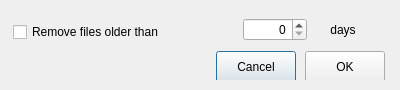
Qt form src/MEGASync/gui/linux/LocalCleanScheduler.ui (meganz/MEGAsync) before a commit.
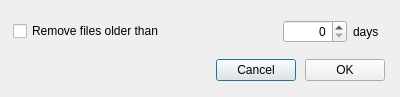
The same form after that commit.

Patch:
```diff
--- a/src/MEGASync/gui/linux/LocalCleanScheduler.ui
+++ b/src/MEGASync/gui/linux/LocalCleanScheduler.ui
@@ -7,13 +7,13 @@
     <x>0</x>
     <y>0</y>
     <width>400</width>
-    <height>90</height>
+    <height>97</height>
    </rect>
   </property>
   <property name="minimumSize">
    <size>
     <width>400</width>
-    <height>90</height>
+    <height>97</height>
    </size>
   </property>
   <property name="maximumSize">
@@ -27,7 +27,7 @@
   </property>
   <layout class="QVBoxLayout" name="verticalLayout">
    <property name="spacing">
-    <number>-1</number>
+    <number>6</number>
    </property>
    <property name="leftMargin">
     <number>13</number>
@@ -50,6 +50,9 @@
       </sizepolicy>
      </property>
      <layout class="QHBoxLayout" name="horizontalLayout_3">
+      <property name="spacing">
+       <number>6</number>
+      </property>
       <property name="leftMargin">
        <number>0</number>
       </property>
@@ -67,13 +70,13 @@
         <property name="minimumSize">
          <size>
           <width>210</width>
-          <height>34</height>
+          <height>0</height>
          </size>
         </property>
         <property name="maximumSize">
          <size>
           <width>210</width>
-          <height>34</height>
+          <height>16777215</height>
          </size>
         </property>
         <property name="text">
@@ -82,12 +85,15 @@
        </widget>
       </item>
       <item>
-       <layout class="QHBoxLayout" name="horizontalLayout">
+       <layout class="QHBoxLayout" name="horizontalLayout" stretch="0,0">
         <property name="spacing">
-         <number>0</number>
+         <number>6</number>
+        </property>
+        <property name="sizeConstraint">
+         <enum>QLayout::SetDefaultConstraint</enum>
         </property>
         <property name="leftMargin">
-         <number>14</number>
+         <number>54</number>
         </property>
         <item>
          <widget class="QSpinBox" name="eNumberDays">
@@ -99,7 +105,7 @@
           </property>
           <property name="maximumSize">
            <size>
-            <width>64</width>
+            <width>16777215</width>
             <height>16777215</height>
            </size>
           </property>
@@ -112,7 +118,7 @@
          <widget class="QLabel" name="lDays">
           <property name="minimumSize">
            <size>
-            <width>50</width>
+            <width>0</width>
             <height>0</height>
            </size>
           </property>
@@ -123,7 +129,7 @@
            <string>days</string>
           </property>
           <property name="alignment">
-           <set>Qt::AlignCenter</set>
+           <set>Qt::AlignLeading|Qt::AlignLeft|Qt::AlignVCenter</set>
           </property>
          </widget>
         </item>
@@ -189,7 +195,7 @@
         <property name="minimumSize">
          <size>
           <width>0</width>
-          <height>32</height>
+          <height>0</height>
          </size>
         </property>
         <property name="text">
@@ -202,7 +208,7 @@
         <property name="minimumSize">
          <size>
           <width>0</width>
-          <height>32</height>
+          <height>0</height>
          </size>
         </property>
         <property name="maximumSize">
```
